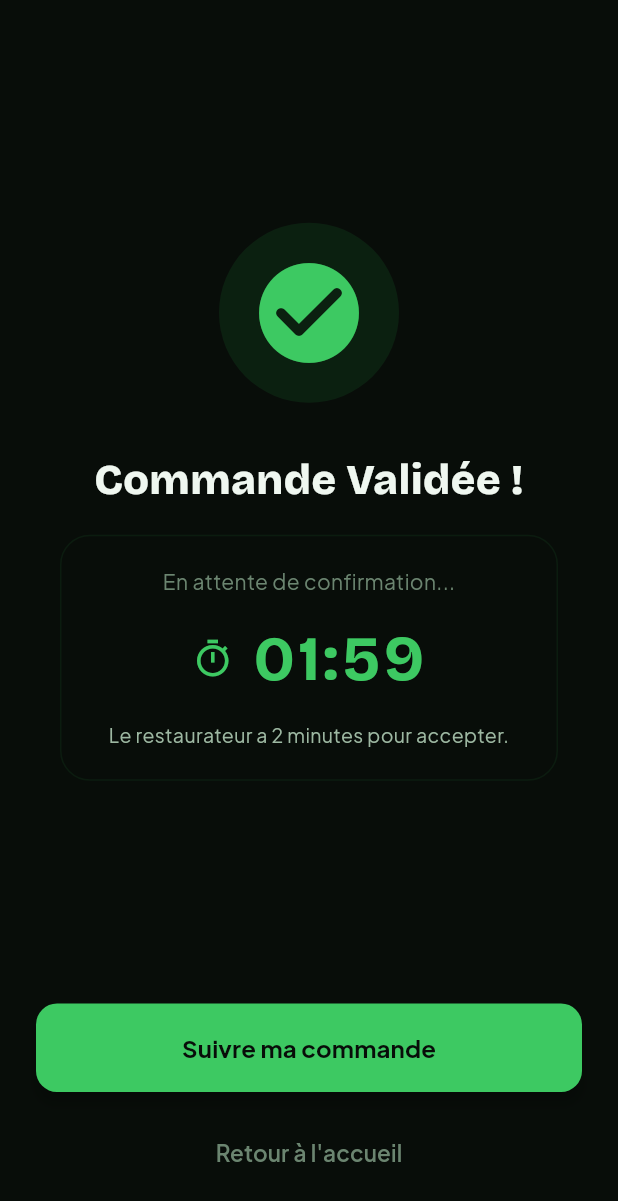
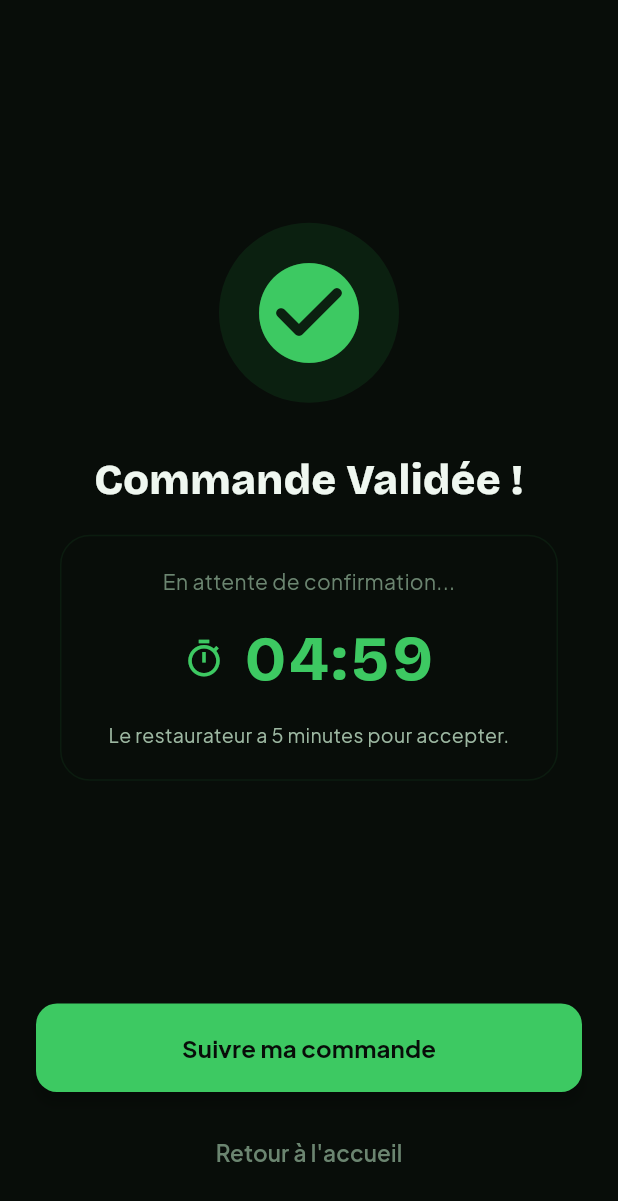
Before and after one commit to MyCookingData/openfood-mobile, a Flutter app: the OrderSuccessScreen screen opened directly, on a phone screen of 412 x 824 dp. Shown: the top 1201 px of the screen. Run offline on Flutter 3.47's test engine with Material 3 defaults, Android fonts, the phone set to English and light mode, and no system bars; drawn by our look-alikes of flutter_animate; our stand-ins replace audioplayers, cached_network_image, cloud_firestore, cloud_functions, firebase_auth, firebase_core and 10 more; missing offline and left inert: flutter_stripe, mailer, openfood_models; accounts and stored records are empty; project files that could hold a hidden picture were left out.

Commit message:
feat(orders): increase restaurant acceptance countdown to 5 min

```diff
--- a/lib/screens/order_success_screen.dart
+++ b/lib/screens/order_success_screen.dart
@@ -14,7 +14,7 @@ class OrderSuccessScreen extends StatefulWidget {
 class _OrderSuccessScreenState extends State<OrderSuccessScreen> {
 
   Timer? _timer;
-  int _secondsLeft = 120; // 2 minutes
+  int _secondsLeft = 300; // 5 minutes
 
   @override
   void initState() {
@@ -114,7 +114,7 @@ class _OrderSuccessScreenState extends State<OrderSuccessScreen> {
                         const SizedBox(height: 12),
                         Text(
                           _secondsLeft > 0
-                            ? "Le restaurateur a 2 minutes pour accepter."
+                            ? "Le restaurateur a 5 minutes pour accepter."
                             : "Temps écoulé, nous contactons le restaurateur.",
                           textAlign: TextAlign.center,
                           style: TextStyle(
```
